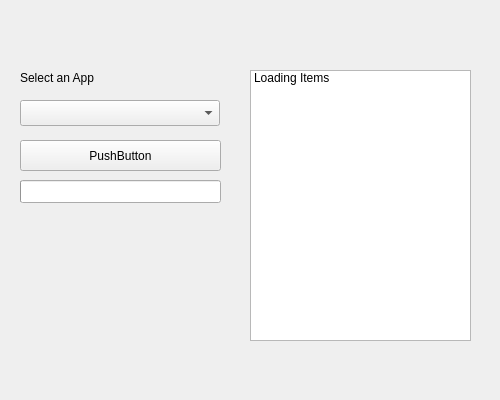
Before: the Qt Designer form BetaLauncher/mainwindow.ui in galli-leo/Testfighter, drawn with Qt 5.
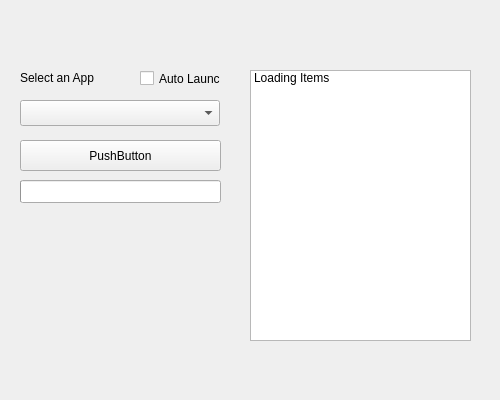
After: the same form once the commit is applied. Icons and pictures are not drawn.

Commit message: Added auto launch option

Patch:
```diff
--- a/BetaLauncher/mainwindow.ui
+++ b/BetaLauncher/mainwindow.ui
@@ -140,6 +140,19 @@
      <bool>true</bool>
     </property>
    </widget>
+   <widget class="QCheckBox" name="autoLaunch">
+    <property name="geometry">
+     <rect>
+      <x>140</x>
+      <y>70</y>
+      <width>81</width>
+      <height>17</height>
+     </rect>
+    </property>
+    <property name="text">
+     <string>Auto Launch</string>
+    </property>
+   </widget>
   </widget>
  </widget>
  <layoutdefault spacing="6" margin="11"/>
```
The commit also changes 1 other file.
